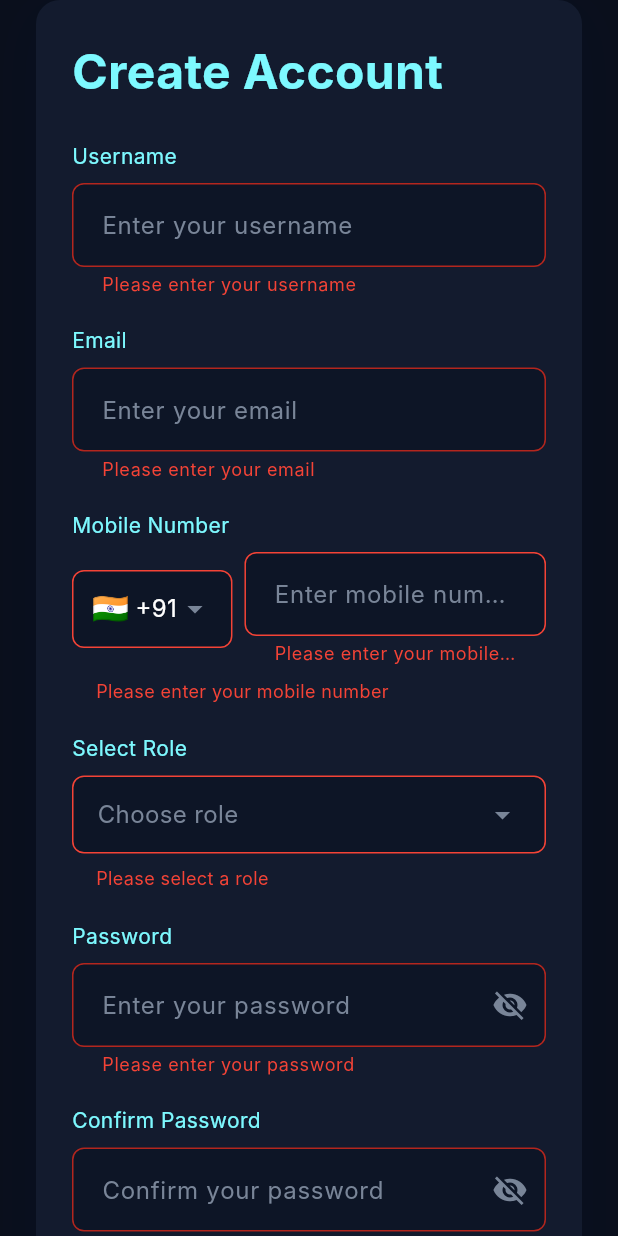
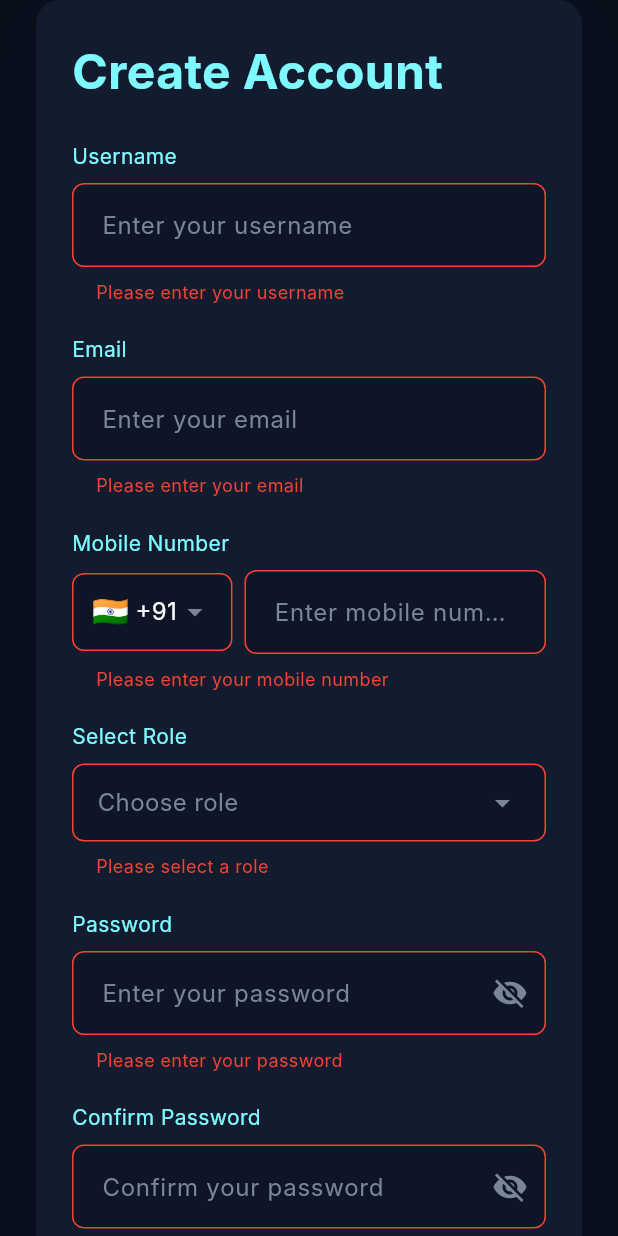
Before and after one commit to Srinivas-Unity3D/Task_Management_Frontend, a Flutter app: the RegistrationScreen screen opened directly, after a tap on "Create Account", on a phone screen of 412 x 824 dp. Run offline on Flutter 3.47's test engine with Material 3 defaults, Android fonts, the phone set to English and light mode, and no system bars; our stand-ins replace intl_phone_number_input, shared_preferences; accounts and stored records are empty; Roboto replaces fonts that are missing (Inter).

Commit message:
Fixed signup screen error field issues

```diff
--- a/lib/screens/registration_screen.dart
+++ b/lib/screens/registration_screen.dart
@@ -27,12 +27,11 @@ class _RegistrationScreenState extends State<RegistrationScreen> {
 
   String? _selectedRole;
   bool _isLoading = false;
+  bool _showErrors = false;
   bool _obscurePassword = true;
   bool _obscureConfirmPassword = true;
   PhoneNumber? _phoneNumber;
   String? _errorMessage;
-  bool _showRoleError = false;
-  bool _formDirty = false;
 
   final List<String> _roles = [
     'Software Developer',
@@ -69,9 +68,17 @@ class _RegistrationScreenState extends State<RegistrationScreen> {
     return true;
   }
 
+  void _clearErrors() {
+    if (mounted) {
+      setState(() {
+        _showErrors = false;
+      });
+    }
+  }
+
   Future<void> _handleRegistration() async {
     setState(() {
-      _showRoleError = true;
+      _showErrors = true;
     });
 
     if (!(_formKey.currentState?.validate() ?? false)) {
@@ -202,6 +209,8 @@ class _RegistrationScreenState extends State<RegistrationScreen> {
                               label: 'Username',
                               hint: 'Enter your username',
                               controller: _usernameController,
+                              showError: _showErrors,
+                              onChanged: (_) => _clearErrors(),
                               validator: (value) {
                                 if (value?.isEmpty ?? true) {
                                   return 'Please enter your username';
@@ -214,7 +223,8 @@ class _RegistrationScreenState extends State<RegistrationScreen> {
                               label: 'Email',
                               hint: 'Enter your email',
                               controller: _emailController,
-                              keyboardType: TextInputType.emailAddress,
+                              showError: _showErrors,
+                              onChanged: (_) => _clearErrors(),
                               validator: (value) {
                                 if (value?.isEmpty ?? true) {
                                   return 'Please enter your email';
@@ -230,6 +240,8 @@ class _RegistrationScreenState extends State<RegistrationScreen> {
                               label: 'Mobile Number',
                               hint: 'Enter mobile number',
                               controller: _mobileController,
+                              showError: _showErrors,
+                              onChanged: (_) => _clearErrors(),
                               onInputChanged: (PhoneNumber number) {
                                 setState(() {
                                   _phoneNumber = number;
@@ -248,13 +260,10 @@ class _RegistrationScreenState extends State<RegistrationScreen> {
                               hint: 'Choose role',
                               items: _roles,
                               value: _selectedRole,
-                              showError: _showRoleError,
+                              showError: _showErrors,
                               onChanged: (String? newValue) {
                                 setState(() {
                                   _selectedRole = newValue;
-                                  if (_showRoleError) {
-                                    _showRoleError = false;
-                                  }
                                 });
                               },
                               validator: (value) {
@@ -269,6 +278,7 @@ class _RegistrationScreenState extends State<RegistrationScreen> {
                               label: 'Password',
                               hint: 'Enter your password',
                               controller: _passwordController,
+                              showError: _showErrors,
                               isPassword: _obscurePassword,
                               suffixIcon: IconButton(
                                 icon: Icon(
@@ -293,6 +303,7 @@ class _RegistrationScreenState extends State<RegistrationScreen> {
                               label: 'Confirm Password',
                               hint: 'Confirm your password',
                               controller: _confirmPasswordController,
+                              showError: _showErrors,
                               isPassword: _obscureConfirmPassword,
                               suffixIcon: IconButton(
                                 icon: Icon(
@@ -308,6 +319,9 @@ class _RegistrationScreenState extends State<RegistrationScreen> {
                               validator: (value) {
                                 if (value?.isEmpty ?? true) {
                                   return 'Please confirm your password';
+                                }
+                                if (value != _passwordController.text) {
+                                  return 'Passwords do not match';
                                 }
                                 return null;
                               },
--- a/lib/widgets/custom_text_field.dart
+++ b/lib/widgets/custom_text_field.dart
@@ -11,6 +11,8 @@ class CustomTextField extends StatefulWidget {
   final Widget? suffixIcon;
   final TextInputType? keyboardType;
   final List<TextInputFormatter>? inputFormatters;
+  final bool showError;
+  final Function(String)? onChanged;
 
   const CustomTextField({
     Key? key,
@@ -22,6 +24,8 @@ class CustomTextField extends StatefulWidget {
     this.suffixIcon,
     this.keyboardType,
     this.inputFormatters,
+    this.showError = false,
+    this.onChanged,
   }) : super(key: key);
 
   @override
@@ -30,10 +34,11 @@ class CustomTextField extends StatefulWidget {
 
 class _CustomTextFieldState extends State<CustomTextField> {
   bool _obscureText = true;
-  bool _isDirty = false;
 
   @override
   Widget build(BuildContext context) {
+    final String? errorText = widget.showError ? widget.validator?.call(widget.controller.text) : null;
+
     return Column(
       crossAxisAlignment: CrossAxisAlignment.start,
       children: [
@@ -61,23 +66,23 @@ class _CustomTextFieldState extends State<CustomTextField> {
               fontSize: 16,
             ),
             errorStyle: const TextStyle(
-              color: Colors.red,
-              fontSize: 12,
+              color: Colors.transparent,
               height: 0,
+              fontSize: 0,
             ),
             filled: true,
             fillColor: AppColors.inputBackground,
             border: OutlineInputBorder(
               borderRadius: BorderRadius.circular(8),
               borderSide: BorderSide(
-                color: AppColors.borderColor,
+                color: errorText != null ? Colors.red : AppColors.borderColor,
                 width: 1,
               ),
             ),
             enabledBorder: OutlineInputBorder(
               borderRadius: BorderRadius.circular(8),
               borderSide: BorderSide(
-                color: AppColors.borderColor,
+                color: errorText != null ? Colors.red : AppColors.borderColor,
                 width: 1,
               ),
             ),
@@ -103,18 +108,24 @@ class _CustomTextFieldState extends State<CustomTextField> {
                   )
                 : widget.suffixIcon,
           ),
-          validator: (value) {
-            if (!_isDirty) {
-              return widget.validator?.call(value);
+          validator: (_) => null,
+          onChanged: (value) {
+            if (widget.showError && widget.onChanged != null) {
+              widget.onChanged?.call(value);
             }
-            return null;
-          },
-          onChanged: (value) {
-            setState(() {
-              _isDirty = true;
-            });
           },
         ),
+        if (errorText != null)
+          Padding(
+            padding: const EdgeInsets.only(top: 8, left: 16),
+            child: Text(
+              errorText,
+              style: const TextStyle(
+                color: Colors.red,
+                fontSize: 12,
+              ),
+            ),
+          ),
       ],
     );
   }
--- a/lib/widgets/phone_number_field.dart
+++ b/lib/widgets/phone_number_field.dart
@@ -10,6 +10,7 @@ class PhoneNumberField extends StatefulWidget {
   final String? Function(String?)? validator;
   final Function(PhoneNumber)? onInputChanged;
   final bool showError;
+  final Function(String)? onChanged;
 
   const PhoneNumberField({
     Key? key,
@@ -19,6 +20,7 @@ class PhoneNumberField extends StatefulWidget {
     this.validator,
     this.onInputChanged,
     this.showError = false,
+    this.onChanged,
   }) : super(key: key);
 
   @override
@@ -30,7 +32,6 @@ class _PhoneNumberFieldState extends State<PhoneNumberField> {
   String initialCountry = 'IN';
   PhoneNumber number = PhoneNumber(isoCode: 'IN');
   String? _errorText;
-  bool _isDirty = false;
 
   @override
   void initState() {
@@ -150,6 +151,9 @@ class _PhoneNumberFieldState extends State<PhoneNumberField> {
 
   @override
   Widget build(BuildContext context) {
+    // Get error text using the validator
+    final String? errorText = widget.showError ? widget.validator?.call(_phoneController.text) : null;
+
     return Column(
       crossAxisAlignment: CrossAxisAlignment.start,
       children: [
@@ -172,7 +176,7 @@ class _PhoneNumberFieldState extends State<PhoneNumberField> {
                   color: AppColors.inputBackground,
                   borderRadius: BorderRadius.circular(8),
                   border: Border.all(
-                    color: (!_isDirty && _errorText != null) ? Colors.red : AppColors.borderColor,
+                    color: errorText != null ? Colors.red : AppColors.borderColor,
                     width: 1,
                   ),
                 ),
@@ -214,23 +218,25 @@ class _PhoneNumberFieldState extends State<PhoneNumberField> {
                     color: AppColors.textGrey,
                     fontSize: 16,
                   ),
+                  // Remove default error style
+                  errorStyle: const TextStyle(
+                    color: Colors.transparent,
+                    fontSize: 0,
+                    height: 0,
+                  ),
                   filled: true,
                   fillColor: AppColors.inputBackground,
-                  errorStyle: const TextStyle(
-                    color: Colors.red,
-                    fontSize: 12,
-                  ),
                   border: OutlineInputBorder(
                     borderRadius: BorderRadius.circular(8),
                     borderSide: BorderSide(
-                      color: AppColors.borderColor,
+                      color: errorText != null ? Colors.red : AppColors.borderColor,
                       width: 1,
                     ),
                   ),
                   enabledBorder: OutlineInputBorder(
                     borderRadius: BorderRadius.circular(8),
                     borderSide: BorderSide(
-                      color: (!_isDirty && _errorText != null) ? Colors.red : AppColors.borderColor,
+                      color: errorText != null ? Colors.red : AppColors.borderColor,
                       width: 1,
                     ),
                   ),
@@ -241,37 +247,16 @@ class _PhoneNumberFieldState extends State<PhoneNumberField> {
                       width: 1,
                     ),
                   ),
-                  errorBorder: OutlineInputBorder(
-                    borderRadius: BorderRadius.circular(8),
-                    borderSide: const BorderSide(
-                      color: Colors.red,
-                      width: 1,
-                    ),
-                  ),
-                  focusedErrorBorder: OutlineInputBorder(
-                    borderRadius: BorderRadius.circular(8),
-                    borderSide: const BorderSide(
-                      color: Colors.red,
-                      width: 1,
-                    ),
-                  ),
                   contentPadding: const EdgeInsets.all(16),
                 ),
-                validator: (value) {
-                  if (!_isDirty) {
-                    final error = widget.validator?.call(value);
-                    setState(() {
-                      _errorText = error;
-                    });
-                    return error;
+                // Remove validator to prevent double validation
+                validator: (_) => null,
+                onChanged: (value) {
+                  // Handle both callbacks
+                  if (widget.showError && widget.onChanged != null) {
+                    widget.onChanged?.call(value);
                   }
-                  return null;
-                },
-                onChanged: (value) {
-                  setState(() {
-                    _isDirty = true;
-                    _errorText = null;
-                  });
+
                   if (widget.onInputChanged != null) {
                     widget.onInputChanged!(
                       PhoneNumber(
@@ -286,11 +271,12 @@ class _PhoneNumberFieldState extends State<PhoneNumberField> {
             ),
           ],
         ),
-        if (!_isDirty && _errorText != null)
+        // Show error text below the field
+        if (errorText != null)
           Padding(
             padding: const EdgeInsets.only(top: 8, left: 16),
             child: Text(
-              _errorText!,
+              errorText,
               style: const TextStyle(
                 color: Colors.red,
                 fontSize: 12,
```
